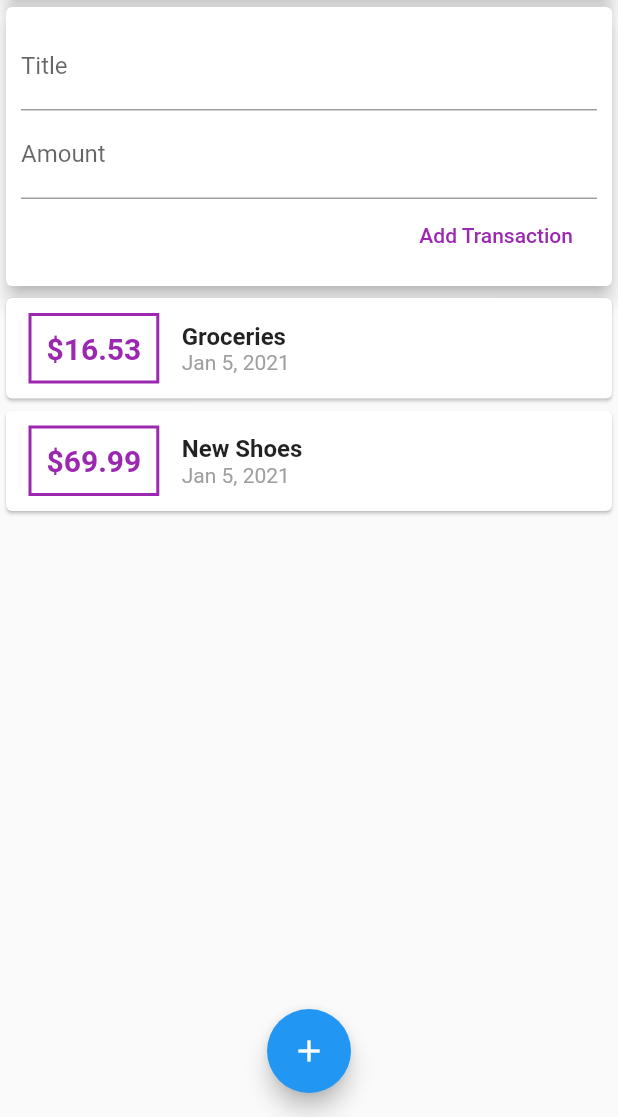
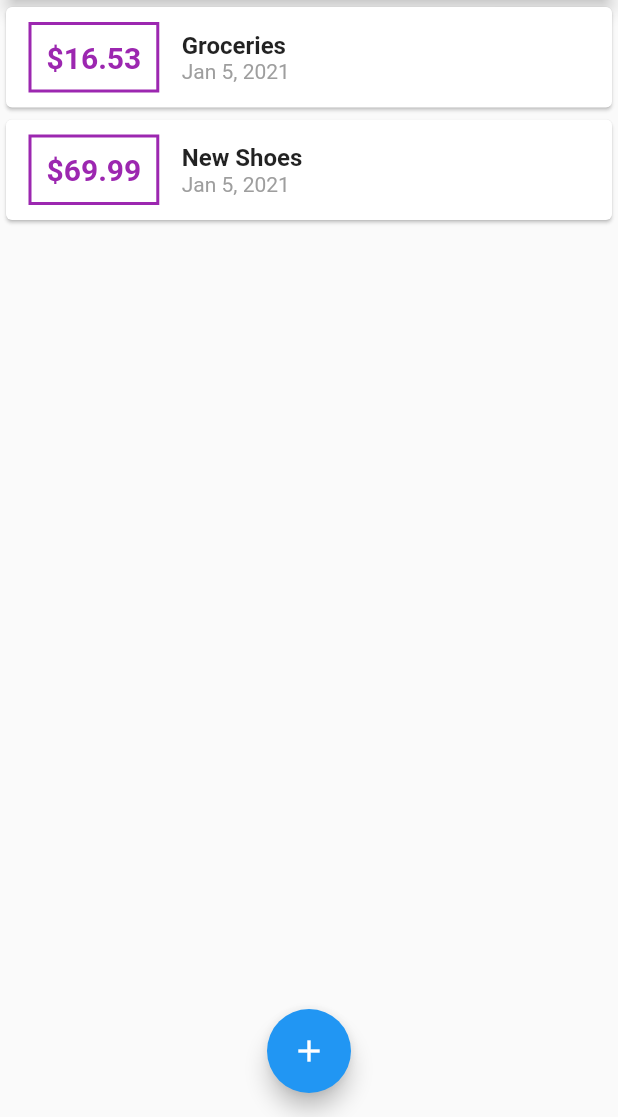
Before and after one commit to princenyamadi/finance_app_flutter, a Flutter app: the screen it shows after launch, on a phone screen of 412 x 824 dp, the part 119-1236 px from its top. Run offline on Flutter 3.47's test engine with Material 2 defaults, Android fonts, the phone set to English and light mode, and no system bars.

```diff
--- a/lib/main.dart
+++ b/lib/main.dart
@@ -1,7 +1,7 @@
 import 'package:finance_app_flutter/models/transaction.dart';
 import 'package:finance_app_flutter/widget/new_transaction.dart';
 import 'package:finance_app_flutter/widget/transaction_list.dart';
-import 'package:finance_app_flutter/widget/user_transactions.dart';
+
 import 'package:flutter/material.dart';
 import 'package:intl/intl.dart';
 
@@ -9,8 +9,13 @@ void main() {
   runApp(MyApp());
 }
 
-class MyApp extends StatelessWidget {
+class MyApp extends StatefulWidget {
   // This widget is the root of your application.
+  @override
+  _MyAppState createState() => _MyAppState();
+}
+
+class _MyAppState extends State<MyApp> {
   @override
   Widget build(BuildContext context) {
     return MaterialApp(
@@ -24,12 +29,54 @@ class MyApp extends StatelessWidget {
   }
 }
 
-class MyHomePage extends StatelessWidget {
-  // String titleInput;
-  // String amountInput;
+class MyHomePage extends StatefulWidget {
+  @override
+  _MyHomePageState createState() => _MyHomePageState();
+}
+
+class _MyHomePageState extends State<MyHomePage> {
+  final List<Transaction> _userTransactions = [
+    Transaction(
+      id: 'r2',
+      title: 'Groceries',
+      amount: 16.53,
+      date: DateTime.now(),
+    ),
+    Transaction(
+      id: 'r1',
+      title: 'New Shoes',
+      amount: 69.99,
+      date: DateTime.now(),
+    ),
+  ];
+
+  void _addNewTransaction(String txTitle, double txAmount) {
+    final newTx = Transaction(
+        amount: txAmount,
+        date: DateTime.now(),
+        id: DateTime.now().toString(),
+        title: txTitle);
+
+    setState(() {
+      _userTransactions.add(newTx);
+    });
+  }
 
   final titleController = TextEditingController();
+
   final amountController = TextEditingController();
+
+  void _startAddNewTransaction(BuildContext context) {
+    showModalBottomSheet(
+        context: context,
+        builder: (bContext) {
+          return GestureDetector(
+            onTap: () {},
+            child: NewTransaction(_addNewTransaction),
+            behavior: HitTestBehavior.opaque,
+          );
+        });
+  }
 
   @override
   Widget build(BuildContext context) {
@@ -40,7 +87,7 @@ class MyHomePage extends StatelessWidget {
         actions: <Widget>[
           IconButton(
             icon: Icon(Icons.add),
-            onPressed: () {},
+            onPressed: () => _startAddNewTransaction(context),
           ),
         ],
       ),
@@ -57,13 +104,13 @@ class MyHomePage extends StatelessWidget {
                 child: Text('CHART'),
               ),
             ),
-            UserTransactions(),
+            TransactionList(_userTransactions),
           ],
         ),
       ),
       floatingActionButton: FloatingActionButton(
         child: Icon(Icons.add),
-        onPressed: () {},
+        onPressed: () => _startAddNewTransaction(context),
       ),
       floatingActionButtonLocation: FloatingActionButtonLocation.centerFloat,
     );
--- a/lib/widget/user_transactions.dart
+++ /dev/null
@@ -1,48 +0,0 @@
-import 'package:finance_app_flutter/models/transaction.dart';
-import 'package:finance_app_flutter/widget/new_transaction.dart';
-import 'package:finance_app_flutter/widget/transaction_list.dart';
-import 'package:flutter/material.dart';
-
-class UserTransactions extends StatefulWidget {
-  @override
-  _UserTransactionsState createState() => _UserTransactionsState();
-}
-
-class _UserTransactionsState extends State<UserTransactions> {
-  final List<Transaction> _userTransactions = [
-    Transaction(
-      id: 'r2',
-      title: 'Groceries',
-      amount: 16.53,
-      date: DateTime.now(),
-    ),
-    Transaction(
-      id: 'r1',
-      title: 'New Shoes',
-      amount: 69.99,
-      date: DateTime.now(),
-    ),
-  ];
-
-  void _addNewTransaction(String txTitle, double txAmount) {
-    final newTx = Transaction(
-        amount: txAmount,
-        date: DateTime.now(),
-        id: DateTime.now().toString(),
-        title: txTitle);
-
-    setState(() {
-      _userTransactions.add(newTx);
-    });
-  }
-
-  @override
-  Widget build(BuildContext context) {
-    return Column(
-      children: [
-        NewTransaction(_addNewTransaction),
-        TransactionList(_userTransactions),
-      ],
-    );
-  }
-}
```
